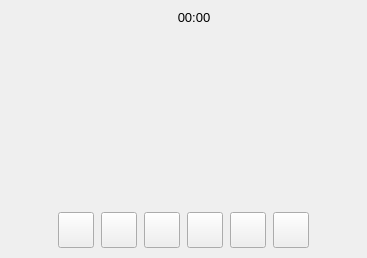
First picture: the form in recordoverlay.ui, repository savoirfairelinux/jami-client-windows, before the edit.
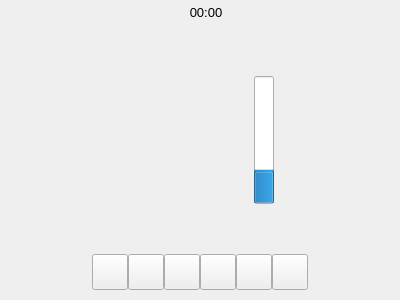
Second picture: the form after the edit. Icons and pictures are not drawn. Custom widgets are drawn as their Qt base class.

Commit message: record widget: add volume meter display

```diff
--- a/recordoverlay.ui
+++ b/recordoverlay.ui
@@ -6,8 +6,8 @@
    <rect>
     <x>0</x>
     <y>0</y>
-    <width>367</width>
-    <height>258</height>
+    <width>400</width>
+    <height>300</height>
    </rect>
   </property>
   <property name="sizePolicy">
@@ -25,10 +25,7 @@
   <property name="pixRedDot" stdset="0">
    <pixmap resource="ressources.qrc">:/images/icons/av_icons/fiber_manual_record-24px.svg</pixmap>
   </property>
-  <layout class="QVBoxLayout" name="verticalLayout">
-   <property name="spacing">
-    <number>0</number>
-   </property>
+  <layout class="QGridLayout" name="gridLayout">
    <property name="leftMargin">
     <number>0</number>
    </property>
@@ -41,38 +38,38 @@
    <property name="bottomMargin">
     <number>0</number>
    </property>
-   <item>
-    <layout class="QHBoxLayout" name="horizontalLayout_4" stretch="1,0,1,1,1">
      <property name="spacing">
       <number>0</number>
      </property>
-     <property name="topMargin">
-      <number>5</number>
+   <item row="0" column="0">
+    <layout class="QVBoxLayout" name="verticalLayout">
+     <property name="spacing">
+      <number>0</number>
      </property>
-     <item>
-      <spacer name="horizontalSpacer_3">
-       <property name="orientation">
-        <enum>Qt::Horizontal</enum>
-       </property>
-       <property name="sizeType">
-        <enum>QSizePolicy::MinimumExpanding</enum>
-       </property>
-       <property name="sizeHint" stdset="0">
-        <size>
-         <width>10</width>
-         <height>20</height>
-        </size>
-       </property>
-      </spacer>
-     </item>
      <item>
       <layout class="QHBoxLayout" name="horizontalLayout_2">
        <property name="spacing">
         <number>0</number>
        </property>
-       <property name="topMargin">
-        <number>3</number>
+       <property name="sizeConstraint">
+        <enum>QLayout::SetMinimumSize</enum>
        </property>
+       <item>
+        <spacer name="horizontalSpacer_3">
+         <property name="orientation">
+          <enum>Qt::Horizontal</enum>
+         </property>
+         <property name="sizeType">
+          <enum>QSizePolicy::Expanding</enum>
+         </property>
+         <property name="sizeHint" stdset="0">
+          <size>
+           <width>13</width>
+           <height>17</height>
+          </size>
+         </property>
+        </spacer>
+       </item>
        <item>
         <widget class="Blinkable" name="redDotBlinkable" native="true">
          <property name="sizePolicy">
@@ -95,24 +92,6 @@
          </property>
         </widget>
        </item>
-      </layout>
-     </item>
-     <item>
-      <spacer name="horizontalSpacer_7">
-       <property name="orientation">
-        <enum>Qt::Horizontal</enum>
-       </property>
-       <property name="sizeType">
-        <enum>QSizePolicy::Fixed</enum>
-       </property>
-       <property name="sizeHint" stdset="0">
-        <size>
-         <width>8</width>
-         <height>20</height>
-        </size>
-       </property>
-      </spacer>
-     </item>
      <item>
       <widget class="QLabel" name="timerLabel">
        <property name="sizePolicy">
@@ -152,11 +131,11 @@
         <enum>Qt::Horizontal</enum>
        </property>
        <property name="sizeType">
-        <enum>QSizePolicy::MinimumExpanding</enum>
+          <enum>QSizePolicy::Expanding</enum>
        </property>
        <property name="sizeHint" stdset="0">
         <size>
-         <width>10</width>
+           <width>13</width>
          <height>20</height>
         </size>
        </property>
@@ -169,36 +148,103 @@
      <property name="orientation">
       <enum>Qt::Vertical</enum>
      </property>
+       <property name="sizeType">
+        <enum>QSizePolicy::MinimumExpanding</enum>
+       </property>
      <property name="sizeHint" stdset="0">
       <size>
        <width>20</width>
-       <height>82</height>
+         <height>52</height>
       </size>
      </property>
     </spacer>
    </item>
    <item>
-    <widget class="QLabel" name="volumeMeterDisplayLabel">
-     <property name="sizePolicy">
-      <sizepolicy hsizetype="MinimumExpanding" vsizetype="MinimumExpanding">
-       <horstretch>0</horstretch>
-       <verstretch>0</verstretch>
-      </sizepolicy>
+      <layout class="QHBoxLayout" name="horizontalLayout_3">
+       <property name="spacing">
+        <number>0</number>
+       </property>
+       <item>
+        <spacer name="horizontalSpacer_6">
+         <property name="orientation">
+          <enum>Qt::Horizontal</enum>
+         </property>
+         <property name="sizeHint" stdset="0">
+          <size>
+           <width>40</width>
+           <height>20</height>
+          </size>
+         </property>
+        </spacer>
+       </item>
+       <item>
+        <widget class="QLabel" name="inputIcon">
+         <property name="minimumSize">
+          <size>
+           <width>128</width>
+           <height>128</height>
+          </size>
      </property>
      <property name="text">
       <string/>
      </property>
-    </widget>
+         <property name="pixmap">
+          <pixmap resource="ressources.qrc">:/images/icons/av_icons/mic-24px.svg</pixmap>
+         </property>
+         <property name="scaledContents">
+          <bool>true</bool>
+         </property>
+         <property name="alignment">
+          <set>Qt::AlignCenter</set>
+         </property>
+        </widget>
+       </item>
+       <item>
+        <widget class="LevelMeter" name="levelMeter">
+         <property name="maximumSize">
+          <size>
+           <width>20</width>
+           <height>128</height>
+          </size>
+         </property>
+         <property name="value">
+          <number>24</number>
+         </property>
+         <property name="textVisible">
+          <bool>false</bool>
+         </property>
+         <property name="orientation">
+          <enum>Qt::Vertical</enum>
+         </property>
+        </widget>
+       </item>
+       <item>
+        <spacer name="horizontalSpacer_5">
+         <property name="orientation">
+          <enum>Qt::Horizontal</enum>
+         </property>
+         <property name="sizeHint" stdset="0">
+          <size>
+           <width>40</width>
+           <height>20</height>
+          </size>
+         </property>
+        </spacer>
+       </item>
+      </layout>
    </item>
    <item>
     <spacer name="verticalSpacer_2">
      <property name="orientation">
       <enum>Qt::Vertical</enum>
      </property>
+       <property name="sizeType">
+        <enum>QSizePolicy::MinimumExpanding</enum>
+       </property>
      <property name="sizeHint" stdset="0">
       <size>
        <width>20</width>
-       <height>83</height>
+         <height>38</height>
       </size>
      </property>
     </spacer>
@@ -206,7 +252,7 @@
    <item>
     <layout class="QHBoxLayout" name="horizontalLayout">
      <property name="spacing">
-      <number>7</number>
+        <number>0</number>
      </property>
      <property name="sizeConstraint">
       <enum>QLayout::SetDefaultConstraint</enum>
@@ -220,7 +266,7 @@
         <enum>Qt::Horizontal</enum>
        </property>
        <property name="sizeType">
-        <enum>QSizePolicy::MinimumExpanding</enum>
+          <enum>QSizePolicy::Expanding</enum>
        </property>
        <property name="sizeHint" stdset="0">
         <size>
@@ -485,7 +531,7 @@
         <enum>Qt::Horizontal</enum>
        </property>
        <property name="sizeType">
-        <enum>QSizePolicy::MinimumExpanding</enum>
+          <enum>QSizePolicy::Expanding</enum>
        </property>
        <property name="sizeHint" stdset="0">
         <size>
@@ -494,6 +540,8 @@
         </size>
        </property>
       </spacer>
+       </item>
+      </layout>
      </item>
     </layout>
    </item>
@@ -511,6 +559,11 @@
    <header>widgethelpers.h</header>
    <container>1</container>
   </customwidget>
+  <customwidget>
+   <class>LevelMeter</class>
+   <extends>QProgressBar</extends>
+   <header>levelmeter.h</header>
+  </customwidget>
  </customwidgets>
  <resources>
   <include location="ressources.qrc"/>
```
Lines whose indentation alone changed are shown as unchanged. The commit also changes 9 other files.
